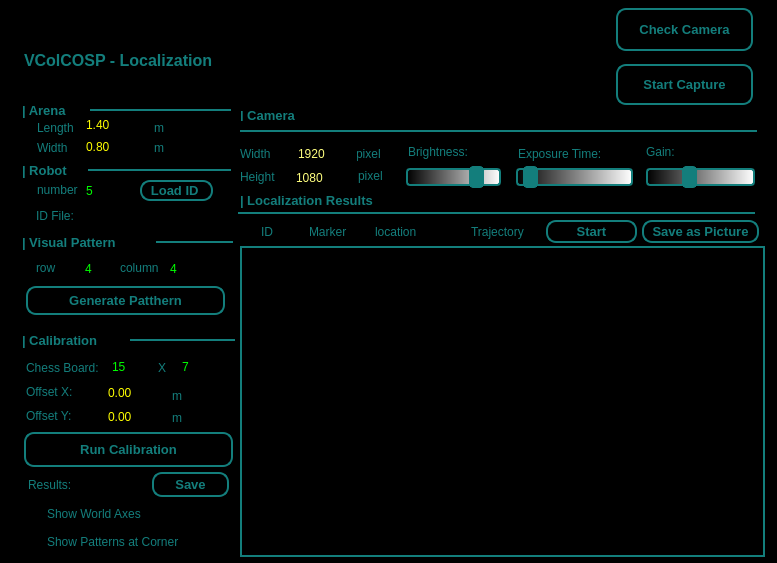
Above: viewers/localization_embedded.ui from XuelongSun/VColCOSP_GUI before the change. Below: the same form after it.
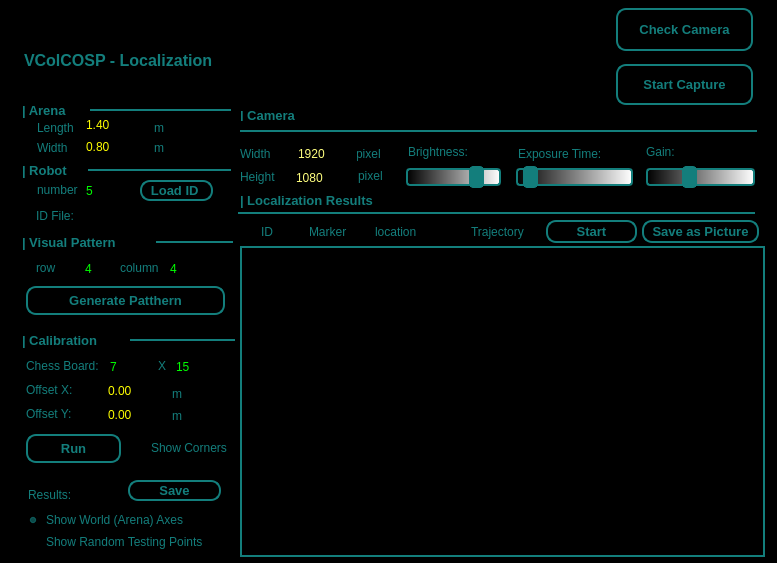
That is the form after the change. Icons and pictures are not drawn.

Commit message: Fix bugs and added camera calibration (untested)

```diff
--- a/viewers/localization_embedded.ui
+++ b/viewers/localization_embedded.ui
@@ -74,7 +74,7 @@
    <property name="geometry">
     <rect>
      <x>106</x>
-     <y>382</y>
+     <y>380</y>
      <width>61</width>
      <height>22</height>
     </rect>
@@ -183,10 +183,10 @@
   <widget class="QPushButton" name="pb_start_calibration">
    <property name="geometry">
     <rect>
-     <x>24</x>
-     <y>432</y>
-     <width>209</width>
-     <height>35</height>
+     <x>26</x>
+     <y>434</y>
+     <width>95</width>
+     <height>29</height>
     </rect>
    </property>
    <property name="font">
@@ -213,7 +213,7 @@
 </string>
    </property>
    <property name="text">
-    <string>Run Calibration</string>
+    <string>Run</string>
    </property>
   </widget>
   <widget class="QPushButton" name="pb_generate_pattern">
@@ -926,19 +926,6 @@
     <string>Marker</string>
    </property>
   </widget>
-  <widget class="QCheckBox" name="cb_cal_show_axes">
-   <property name="geometry">
-    <rect>
-     <x>28</x>
-     <y>502</y>
-     <width>203</width>
-     <height>23</height>
-    </rect>
-   </property>
-   <property name="text">
-    <string>Show World Axes</string>
-   </property>
-  </widget>
   <widget class="QCheckBox" name="cb_show_location">
    <property name="geometry">
     <rect>
@@ -1071,7 +1058,7 @@
    <property name="geometry">
     <rect>
      <x>26</x>
-     <y>360</y>
+     <y>358</y>
      <width>81</width>
      <height>16</height>
     </rect>
@@ -1083,7 +1070,7 @@
   <widget class="QSpinBox" name="sp_chessboard_c">
    <property name="geometry">
     <rect>
-     <x>110</x>
+     <x>174</x>
      <y>356</y>
      <width>43</width>
      <height>22</height>
@@ -1113,7 +1100,7 @@
   <widget class="QSpinBox" name="sp_chessboard_r">
    <property name="geometry">
     <rect>
-     <x>180</x>
+     <x>108</x>
      <y>356</y>
      <width>47</width>
      <height>22</height>
@@ -1144,7 +1131,7 @@
    <property name="geometry">
     <rect>
      <x>158</x>
-     <y>360</y>
+     <y>358</y>
      <width>17</width>
      <height>16</height>
     </rect>
@@ -1157,7 +1144,7 @@
    <property name="geometry">
     <rect>
      <x>26</x>
-     <y>384</y>
+     <y>382</y>
      <width>57</width>
      <height>16</height>
     </rect>
@@ -1170,7 +1157,7 @@
    <property name="geometry">
     <rect>
      <x>26</x>
-     <y>408</y>
+     <y>406</y>
      <width>55</width>
      <height>16</height>
     </rect>
@@ -1183,7 +1170,7 @@
    <property name="geometry">
     <rect>
      <x>106</x>
-     <y>406</y>
+     <y>404</y>
      <width>61</width>
      <height>22</height>
     </rect>
@@ -1231,7 +1218,7 @@
    <property name="geometry">
     <rect>
      <x>172</x>
-     <y>410</y>
+     <y>408</y>
      <width>41</width>
      <height>16</height>
     </rect>
@@ -1244,7 +1231,7 @@
    <property name="geometry">
     <rect>
      <x>172</x>
-     <y>388</y>
+     <y>386</y>
      <width>41</width>
      <height>16</height>
     </rect>
@@ -1257,7 +1244,7 @@
    <property name="geometry">
     <rect>
      <x>28</x>
-     <y>472</y>
+     <y>482</y>
      <width>55</width>
      <height>25</height>
     </rect>
@@ -1269,10 +1256,10 @@
   <widget class="QPushButton" name="pb_save_cal_data">
    <property name="geometry">
     <rect>
-     <x>152</x>
-     <y>472</y>
-     <width>77</width>
-     <height>25</height>
+     <x>128</x>
+     <y>480</y>
+     <width>93</width>
+     <height>21</height>
     </rect>
    </property>
    <property name="font">
@@ -1302,19 +1289,6 @@
     <string>Save</string>
    </property>
   </widget>
-  <widget class="QCheckBox" name="cb_cal_show_pattern">
-   <property name="geometry">
-    <rect>
-     <x>28</x>
-     <y>530</y>
-     <width>203</width>
-     <height>23</height>
-    </rect>
-   </property>
-   <property name="text">
-    <string>Show Patterns at Corner</string>
-   </property>
-  </widget>
   <widget class="QLabel" name="label_64">
    <property name="geometry">
     <rect>
@@ -1406,6 +1380,48 @@
     <string>Check Camera</string>
    </property>
   </widget>
+  <widget class="QCheckBox" name="cb_cal_show_corner">
+   <property name="geometry">
+    <rect>
+     <x>132</x>
+     <y>436</y>
+     <width>97</width>
+     <height>23</height>
+    </rect>
+   </property>
+   <property name="text">
+    <string>Show Corners</string>
+   </property>
+  </widget>
+  <widget class="QRadioButton" name="rb_cal_show_points">
+   <property name="geometry">
+    <rect>
+     <x>26</x>
+     <y>534</y>
+     <width>185</width>
+     <height>16</height>
+    </rect>
+   </property>
+   <property name="text">
+    <string>Show Random Testing Points</string>
+   </property>
+  </widget>
+  <widget class="QRadioButton" name="rb_cal_show_axes">
+   <property name="geometry">
+    <rect>
+     <x>26</x>
+     <y>512</y>
+     <width>185</width>
+     <height>16</height>
+    </rect>
+   </property>
+   <property name="text">
+    <string>Show World (Arena) Axes</string>
+   </property>
+   <property name="checked">
+    <bool>true</bool>
+   </property>
+  </widget>
  </widget>
  <resources>
   <include location="../resources.qrc"/>
```
Left out of the diff: 6 changed lines with no effect on the pictures. The commit also changes 5 other files.
